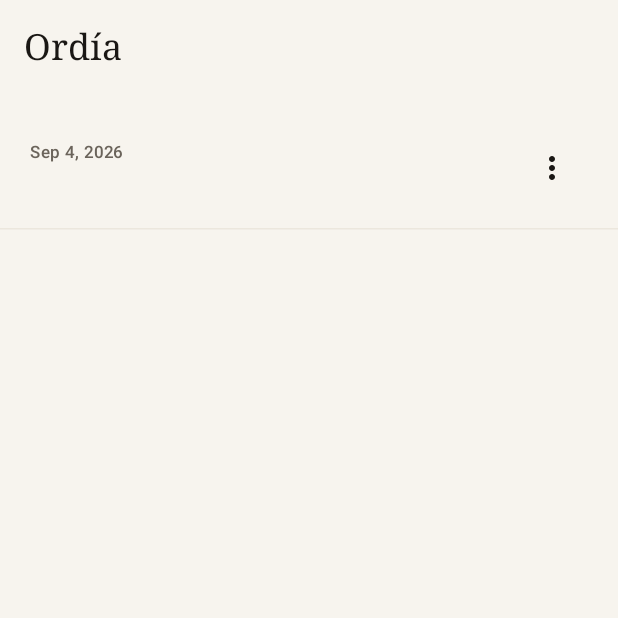
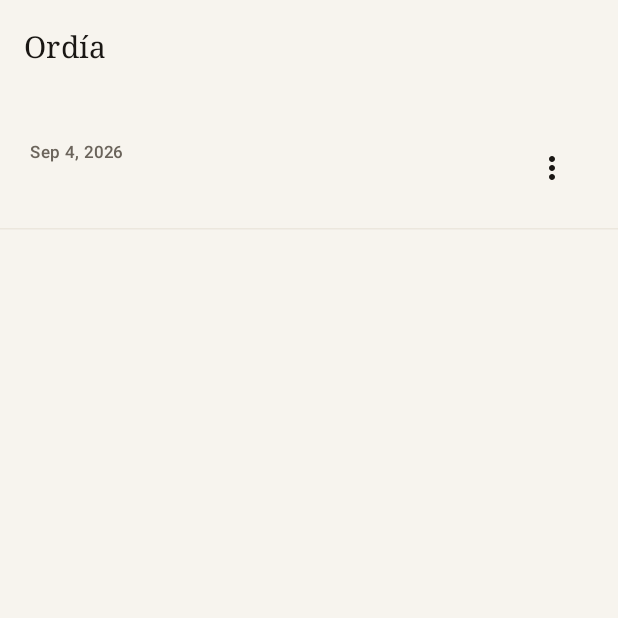
Before and after one commit to wandersepulveda2013/ordia-android, an Android app built with Jetpack Compose: the screen it shows after launch (MainActivity), after a tap on "Volver", on a phone screen of 412 x 824 dp, the top half of it. Run offline under Robolectric (Android 15) with nearby library versions, the phone set to English and light mode, and no system bars; our stand-ins replace Room's generated code; 1 other tap on this screen came first.

Commit message:
feat(ui): implement minimalist design system foundation (WAVE 1)
This commit begins the progressive evolution of Ordía by implementing the first wave (WAVE 1): Foundation and Design System.

- Restructured the Compose theme following standard conventions (`Theme.kt`, `Colors.kt`, `Type.kt`).
- Centralized UI components in `OrdiaDesignSystem.kt` providing `OrdiaTopAppBar`, `OrdiaFloatingActionButton`, `OrdiaInput`, and `OrdiaNoteRow`.
- Refactored `NotesListScreen` and `NoteEditorScreen` to consume the new design system components.
- Improved UX in `NoteEditorScreen` by utilizing `FocusRequester` and `LaunchedEffect` to automatically open the keyboard when creating a new note.
- Updated `AI_AUTONOMY` documentation to reflect the internal roadmap, current state, and backlog resolution (P3 UX).

Co-authored-by: wandersepulveda2013 <308435692+wandersepulveda2013@users.noreply.github.com>

```diff
--- /dev/null
+++ b/app/src/main/java/com/ordia/app/ui/components/OrdiaDesignSystem.kt
@@ -0,0 +1,172 @@
+package com.ordia.app.ui.components
+
+import androidx.compose.foundation.clickable
+import androidx.compose.foundation.layout.Box
+import androidx.compose.foundation.layout.BoxScope
+import androidx.compose.foundation.layout.Column
+import androidx.compose.foundation.layout.Row
+import androidx.compose.foundation.layout.RowScope
+import androidx.compose.foundation.layout.fillMaxWidth
+import androidx.compose.foundation.layout.padding
+import androidx.compose.foundation.layout.size
+import androidx.compose.material.icons.Icons
+import androidx.compose.material.icons.outlined.MoreVert
+import androidx.compose.material.icons.outlined.PushPin
+import androidx.compose.material3.DropdownMenu
+import androidx.compose.material3.DropdownMenuItem
+import androidx.compose.material3.ExperimentalMaterial3Api
+import androidx.compose.material3.FloatingActionButton
+import androidx.compose.material3.Icon
+import androidx.compose.material3.IconButton
+import androidx.compose.material3.MaterialTheme
+import androidx.compose.material3.Scaffold
+import androidx.compose.material3.Text
+import androidx.compose.material3.TextField
+import androidx.compose.material3.TextFieldDefaults
+import androidx.compose.material3.TopAppBar
+import androidx.compose.material3.TopAppBarDefaults
+import androidx.compose.runtime.Composable
+import androidx.compose.runtime.getValue
+import androidx.compose.runtime.mutableStateOf
+import androidx.compose.runtime.remember
+import androidx.compose.runtime.setValue
+import androidx.compose.ui.Alignment
+import androidx.compose.ui.Modifier
+import androidx.compose.ui.focus.FocusRequester
+import androidx.compose.ui.focus.focusRequester
+import androidx.compose.ui.graphics.Color
+import androidx.compose.ui.text.TextStyle
+import androidx.compose.ui.text.style.TextOverflow
+import androidx.compose.ui.unit.dp
+import com.ordia.app.data.NoteEntity
+import java.text.DateFormat
+import java.util.Date
+
+@OptIn(ExperimentalMaterial3Api::class)
+@Composable
+fun OrdiaTopAppBar(
+    title: String,
+    navigationIcon: @Composable () -> Unit = {},
+    actions: @Composable RowScope.() -> Unit = {}
+) {
+    TopAppBar(
+        title = { Text(title, style = MaterialTheme.typography.titleMedium) },
+        navigationIcon = navigationIcon,
+        actions = actions,
+        colors = TopAppBarDefaults.topAppBarColors(
+            containerColor = MaterialTheme.colorScheme.background,
+            titleContentColor = MaterialTheme.colorScheme.onBackground,
+        ),
+    )
+}
+
+@Composable
+fun OrdiaFloatingActionButton(
+    onClick: () -> Unit,
+    icon: @Composable () -> Unit
+) {
+    FloatingActionButton(
+        onClick = onClick,
+        containerColor = MaterialTheme.colorScheme.background,
+        contentColor = MaterialTheme.colorScheme.onBackground,
+        content = icon
+    )
+}
+
+@Composable
+fun OrdiaInput(
+    value: String,
+    onValueChange: (String) -> Unit,
+    placeholder: String,
+    textStyle: TextStyle,
+    modifier: Modifier = Modifier,
+    focusRequester: FocusRequester? = null
+) {
+    val mod = if (focusRequester != null) modifier.focusRequester(focusRequester) else modifier
+    TextField(
+        value = value,
+        onValueChange = onValueChange,
+        placeholder = { Text(placeholder, style = textStyle) },
+        textStyle = textStyle,
+        modifier = mod.fillMaxWidth(),
+        colors = TextFieldDefaults.colors(
+            focusedContainerColor = Color.Transparent,
+            unfocusedContainerColor = Color.Transparent,
+            focusedIndicatorColor = Color.Transparent,
+            unfocusedIndicatorColor = Color.Transparent,
+        )
+    )
+}
+
+@Composable
+fun OrdiaNoteRow(
+    note: NoteEntity,
+    onOpenNote: (NoteEntity) -> Unit,
+    onTogglePin: (NoteEntity) -> Unit,
+    onDeleteNote: (NoteEntity) -> Unit,
+) {
+    var menuOpen by remember { mutableStateOf(false) }
+    val date = remember(note.updatedAt) {
+        DateFormat.getDateInstance(DateFormat.MEDIUM).format(Date(note.updatedAt))
+    }
+    val preview = remember(note.content) { note.content.take(120) }
+
+    Row(
+        modifier = Modifier
+            .fillMaxWidth()
+            .clickable { onOpenNote(note) }
+            .padding(horizontal = 20.dp, vertical = 16.dp),
+        verticalAlignment = Alignment.Top,
+    ) {
+        Column(modifier = Modifier.weight(1f)) {
+            if (note.title.isNotBlank()) {
+                Text(
+                    note.title,
+                    style = MaterialTheme.typography.titleMedium,
+                    color = MaterialTheme.colorScheme.onBackground,
+                    maxLines = 1,
+                    overflow = TextOverflow.Ellipsis,
+                )
+            }
+            if (preview.isNotBlank()) {
+                Text(
+                    preview,
+                    style = MaterialTheme.typography.bodyMedium,
+                    color = MaterialTheme.colorScheme.onSurfaceVariant,
+                    maxLines = 2,
+                    overflow = TextOverflow.Ellipsis,
+                    modifier = Modifier.padding(top = if (note.title.isNotBlank()) 4.dp else 0.dp),
+                )
+            }
+            Text(
+                date,
+                style = MaterialTheme.typography.labelSmall,
+                color = MaterialTheme.colorScheme.onSurfaceVariant,
+                modifier = Modifier.padding(top = 6.dp),
+            )
+        }
+        if (note.pinned) {
+            Icon(
+                Icons.Outlined.PushPin,
+                contentDescription = "Fijada",
+                tint = MaterialTheme.colorScheme.onSurfaceVariant,
+                modifier = Modifier.size(18.dp).padding(top = 2.dp),
+            )
+        }
+        Box {
+            IconButton(onClick = { menuOpen = true }) {
+                Icon(Icons.Outlined.MoreVert, contentDescription = "Más")
+            }
+            DropdownMenu(expanded = menuOpen, onDismissRequest = { menuOpen = false }) {
+                DropdownMenuItem(
+                    text = { Text(if (note.pinned) "Desfijar" else "Fijar") },
+                    onClick = { menuOpen = false; onTogglePin(note) },
+                )
+                DropdownMenuItem(
+                    text = { Text("Eliminar") },
+                    onClick = { menuOpen = false; onDeleteNote(note) },
+                )
+            }
+        }
+    }
+}
--- a/app/src/main/java/com/ordia/app/ui/screens/NotesListScreen.kt
+++ b/app/src/main/java/com/ordia/app/ui/screens/NotesListScreen.kt
@@ -1,46 +1,28 @@
 package com.ordia.app.ui.screens
 
-import androidx.compose.foundation.clickable
 import androidx.compose.foundation.layout.Box
 import androidx.compose.foundation.layout.Column
 import androidx.compose.foundation.layout.PaddingValues
-import androidx.compose.foundation.layout.Row
 import androidx.compose.foundation.layout.fillMaxSize
-import androidx.compose.foundation.layout.fillMaxWidth
 import androidx.compose.foundation.layout.padding
-import androidx.compose.foundation.layout.size
 import androidx.compose.foundation.lazy.LazyColumn
 import androidx.compose.foundation.lazy.items
 import androidx.compose.material.icons.Icons
 import androidx.compose.material.icons.outlined.Add
-import androidx.compose.material.icons.outlined.MoreVert
-import androidx.compose.material.icons.outlined.PushPin
-import androidx.compose.material3.DropdownMenu
-import androidx.compose.material3.DropdownMenuItem
-import androidx.compose.material3.ExperimentalMaterial3Api
-import androidx.compose.material3.FloatingActionButton
 import androidx.compose.material3.HorizontalDivider
 import androidx.compose.material3.Icon
-import androidx.compose.material3.IconButton
 import androidx.compose.material3.MaterialTheme
 import androidx.compose.material3.Scaffold
 import androidx.compose.material3.Text
-import androidx.compose.material3.TopAppBar
-import androidx.compose.material3.TopAppBarDefaults
 import androidx.compose.runtime.Composable
-import androidx.compose.runtime.getValue
-import androidx.compose.runtime.mutableStateOf
-import androidx.compose.runtime.remember
-import androidx.compose.runtime.setValue
 import androidx.compose.ui.Alignment
 import androidx.compose.ui.Modifier
-import androidx.compose.ui.text.style.TextOverflow
 import androidx.compose.ui.unit.dp
 import com.ordia.app.data.NoteEntity
-import java.text.DateFormat
-import java.util.Date
+import com.ordia.app.ui.components.OrdiaFloatingActionButton
+import com.ordia.app.ui.components.OrdiaNoteRow
+import com.ordia.app.ui.components.OrdiaTopAppBar
 
-@OptIn(ExperimentalMaterial3Api::class)
 @Composable
 fun NotesListScreen(
     notes: List<NoteEntity>,
@@ -51,20 +33,13 @@ fun NotesListScreen(
 ) {
     Scaffold(
         topBar = {
-            TopAppBar(
-                title = { Text("Ordía", style = MaterialTheme.typography.titleLarge) },
-                colors = TopAppBarDefaults.topAppBarColors(
-                    containerColor = MaterialTheme.colorScheme.background,
-                    titleContentColor = MaterialTheme.colorScheme.onBackground,
-                ),
-            )
+            OrdiaTopAppBar(title = "Ordía")
         },
         floatingActionButton = {
-            FloatingActionButton(
+            OrdiaFloatingActionButton(
                 onClick = onCreateNote,
-                containerColor = MaterialTheme.colorScheme.background,
-                contentColor = MaterialTheme.colorScheme.onBackground,
-            ) { Icon(Icons.Outlined.Add, contentDescription = "Nueva nota") }
+                icon = { Icon(Icons.Outlined.Add, contentDescription = "Nueva nota") }
+            )
         },
         containerColor = MaterialTheme.colorScheme.background,
     ) { padding ->
@@ -76,7 +51,7 @@ fun NotesListScreen(
                 contentPadding = PaddingValues(vertical = 8.dp),
             ) {
                 items(notes, key = { it.id }) { note ->
-                    NoteRow(note, onOpenNote, onTogglePin, onDeleteNote)
+                    OrdiaNoteRow(note, onOpenNote, onTogglePin, onDeleteNote)
                     HorizontalDivider(color = MaterialTheme.colorScheme.outline.copy(alpha = 0.4f))
                 }
             }
@@ -105,76 +80,3 @@ private fun EmptyState(padding: PaddingValues) {
         }
     }
 }
-
-@Composable
-private fun NoteRow(
-    note: NoteEntity,
-    onOpenNote: (NoteEntity) -> Unit,
-    onTogglePin: (NoteEntity) -> Unit,
-    onDeleteNote: (NoteEntity) -> Unit,
-) {
-    var menuOpen by remember { mutableStateOf(false) }
-    val date = remember(note.updatedAt) {
-        DateFormat.getDateInstance(DateFormat.MEDIUM).format(Date(note.updatedAt))
-    }
-    val preview = remember(note.content) { note.content.take(120) }
-
-    Row(
-        modifier = Modifier
-            .fillMaxWidth()
-            .clickable { onOpenNote(note) }
-            .padding(horizontal = 20.dp, vertical = 16.dp),
-        verticalAlignment = Alignment.Top,
-    ) {
-        Column(modifier = Modifier.weight(1f)) {
-            if (note.title.isNotBlank()) {
-                Text(
-                    note.title,
-                    style = MaterialTheme.typography.titleMedium,
-                    color = MaterialTheme.colorScheme.onBackground,
-                    maxLines = 1,
-                    overflow = TextOverflow.Ellipsis,
-                )
-            }
-            if (preview.isNotBlank()) {
-                Text(
-                    preview,
-                    style = MaterialTheme.typography.bodyMedium,
-                    color = MaterialTheme.colorScheme.onSurfaceVariant,
-                    maxLines = 2,
-                    overflow = TextOverflow.Ellipsis,
-                    modifier = Modifier.padding(top = if (note.title.isNotBlank()) 4.dp else 0.dp),
-                )
-            }
-            Text(
-                date,
-                style = MaterialTheme.typography.labelSmall,
-                color = MaterialTheme.colorScheme.onSurfaceVariant,
-                modifier = Modifier.padding(top = 6.dp),
-            )
-        }
-        if (note.pinned) {
-            Icon(
-                Icons.Outlined.PushPin,
-                contentDescription = "Fijada",
-                tint = MaterialTheme.colorScheme.onSurfaceVariant,
-                modifier = Modifier.size(18.dp).padding(top = 2.dp),
-            )
-        }
-        Box {
-            IconButton(onClick = { menuOpen = true }) {
-                Icon(Icons.Outlined.MoreVert, contentDescription = "Más")
-            }
-            DropdownMenu(expanded = menuOpen, onDismissRequest = { menuOpen = false }) {
-                DropdownMenuItem(
-                    text = { Text(if (note.pinned) "Desfijar" else "Fijar") },
-                    onClick = { menuOpen = false; onTogglePin(note) },
-                )
-                DropdownMenuItem(
-                    text = { Text("Eliminar") },
-                    onClick = { menuOpen = false; onDeleteNote(note) },
-                )
-            }
-        }
-    }
-}
--- a/app/src/main/java/com/ordia/app/ui/theme/Theme.kt
+++ b/app/src/main/java/com/ordia/app/ui/theme/Theme.kt
@@ -2,12 +2,9 @@ package com.ordia.app.ui.theme
 
 import androidx.compose.foundation.isSystemInDarkTheme
 import androidx.compose.material3.MaterialTheme
-import androidx.compose.material3.Typography
 import androidx.compose.material3.darkColorScheme
 import androidx.compose.material3.lightColorScheme
 import androidx.compose.runtime.Composable
-import androidx.compose.ui.text.font.FontFamily
-import androidx.compose.ui.unit.sp
 
 /**
  * A restrained, paper-and-ink palette. No accent colors: the only chroma is the
@@ -46,18 +43,9 @@ fun NotepadTheme(
     darkTheme: Boolean = isSystemInDarkTheme(),
     content: @Composable () -> Unit,
 ) {
-    val base = Typography()
-    val type = Typography(
-        bodyLarge = base.bodyLarge.copy(fontSize = 17.sp, lineHeight = 28.sp),
-        bodyMedium = base.bodyMedium.copy(fontSize = 16.sp, lineHeight = 26.sp),
-        titleLarge = base.titleLarge.copy(fontFamily = FontFamily.Serif, fontSize = 24.sp),
-        titleMedium = base.titleMedium.copy(fontFamily = FontFamily.Serif, fontSize = 20.sp),
-        titleSmall = base.titleSmall.copy(fontFamily = FontFamily.Serif),
-        labelSmall = base.labelSmall.copy(fontSize = 11.sp),
-    )
     MaterialTheme(
         colorScheme = if (darkTheme) DarkPaper else LightPaper,
-        typography = type,
+        typography = OrdiaTypography,
         content = content,
     )
 }
--- /dev/null
+++ b/app/src/main/java/com/ordia/app/ui/theme/Type.kt
@@ -0,0 +1,16 @@
+package com.ordia.app.ui.theme
+
+import androidx.compose.material3.Typography
+import androidx.compose.ui.text.font.FontFamily
+import androidx.compose.ui.unit.sp
+
+val BaseTypography = Typography()
+
+val OrdiaTypography = Typography(
+    bodyLarge = BaseTypography.bodyLarge.copy(fontSize = 17.sp, lineHeight = 28.sp),
+    bodyMedium = BaseTypography.bodyMedium.copy(fontSize = 16.sp, lineHeight = 26.sp),
+    titleLarge = BaseTypography.titleLarge.copy(fontFamily = FontFamily.Serif, fontSize = 24.sp),
+    titleMedium = BaseTypography.titleMedium.copy(fontFamily = FontFamily.Serif, fontSize = 20.sp),
+    titleSmall = BaseTypography.titleSmall.copy(fontFamily = FontFamily.Serif),
+    labelSmall = BaseTypography.labelSmall.copy(fontSize = 11.sp),
+)
```
Also changed, not shown: app/src/main/java/com/ordia/app/ui/screens/NoteEditorScreen.kt (+15 -30 lines), app/src/main/java/com/ordia/app/ui/theme/Colors.kt (renamed from app/src/main/java/com/ordia/app/ui/theme/PaperColors.kt), 4 other files.
